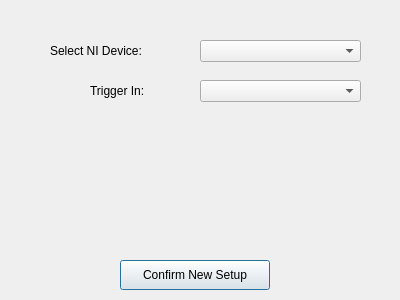
This is src/app/src/advancedsetupdialog.ui in CuriBio/nautilus_acquisition as Qt 5 draws it before an edit. The edited form follows.
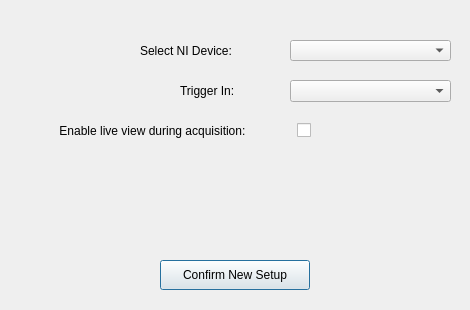
This is the edited form.

Diff of the .ui file:
```diff
--- a/src/app/src/advancedsetupdialog.ui
+++ b/src/app/src/advancedsetupdialog.ui
@@ -6,8 +6,8 @@
    <rect>
     <x>0</x>
     <y>0</y>
-    <width>400</width>
-    <height>300</height>
+    <width>470</width>
+    <height>310</height>
    </rect>
   </property>
   <property name="windowTitle">
@@ -16,19 +16,19 @@
   <widget class="QComboBox" name="nidevicelist">
    <property name="geometry">
     <rect>
-     <x>200</x>
+     <x>290</x>
      <y>40</y>
      <width>161</width>
-     <height>22</height>
+     <height>21</height>
     </rect>
    </property>
   </widget>
   <widget class="QLabel" name="label">
    <property name="geometry">
     <rect>
-     <x>50</x>
+     <x>140</x>
      <y>40</y>
-     <width>111</width>
+     <width>101</width>
      <height>21</height>
     </rect>
    </property>
@@ -39,7 +39,7 @@
   <widget class="QPushButton" name="updatesetupbtn">
    <property name="geometry">
     <rect>
-     <x>120</x>
+     <x>160</x>
      <y>260</y>
      <width>150</width>
      <height>30</height>
@@ -52,9 +52,9 @@
   <widget class="QLabel" name="label_2">
    <property name="geometry">
     <rect>
-     <x>90</x>
+     <x>180</x>
      <y>80</y>
-     <width>71</width>
+     <width>61</width>
      <height>21</height>
     </rect>
    </property>
@@ -65,13 +65,29 @@
   <widget class="QComboBox" name="triggerModeList">
    <property name="geometry">
     <rect>
-     <x>200</x>
+     <x>290</x>
      <y>80</y>
      <width>161</width>
      <height>22</height>
     </rect>
    </property>
   </widget>
+  <widget class="QCheckBox" name="checkEnableLiveViewDuringAcq">
+   <property name="geometry">
+    <rect>
+     <x>20</x>
+     <y>120</y>
+     <width>291</width>
+     <height>21</height>
+    </rect>
+   </property>
+   <property name="layoutDirection">
+    <enum>Qt::RightToLeft</enum>
+   </property>
+   <property name="text">
+    <string>Enable live view during acquisition:              </string>
+   </property>
+  </widget>
  </widget>
  <resources/>
  <connections/>
```
